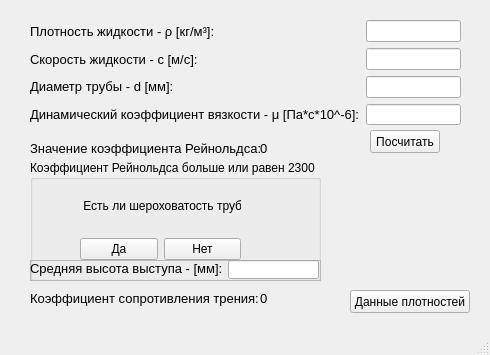
This is layouts/windowMain.ui in flemimac/frictionCalculator as Qt 5 draws it before an edit. The edited form follows.
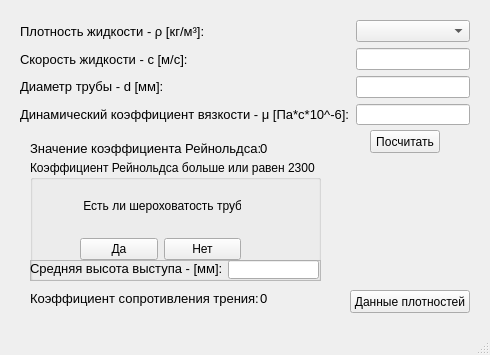
This is the edited form.

Commit message: add ComboBox for density

Diff of the .ui file:
```diff
--- a/layouts/windowMain.ui
+++ b/layouts/windowMain.ui
@@ -29,9 +29,9 @@
    <widget class="QWidget" name="horizontalLayoutWidget">
     <property name="geometry">
      <rect>
-      <x>30</x>
+      <x>20</x>
       <y>20</y>
-      <width>431</width>
+      <width>450</width>
       <height>105</height>
      </rect>
     </property>
@@ -91,7 +91,7 @@
      <item>
       <layout class="QVBoxLayout" name="LayoutLine">
        <item>
-        <widget class="QLineEdit" name="lineLiquidDensity"/>
+        <widget class="QComboBox" name="lineLiquidDensityComboBox"/>
        </item>
        <item>
         <widget class="QLineEdit" name="lineLiquidSpeed"/>
```
The commit also changes 8 other files.
